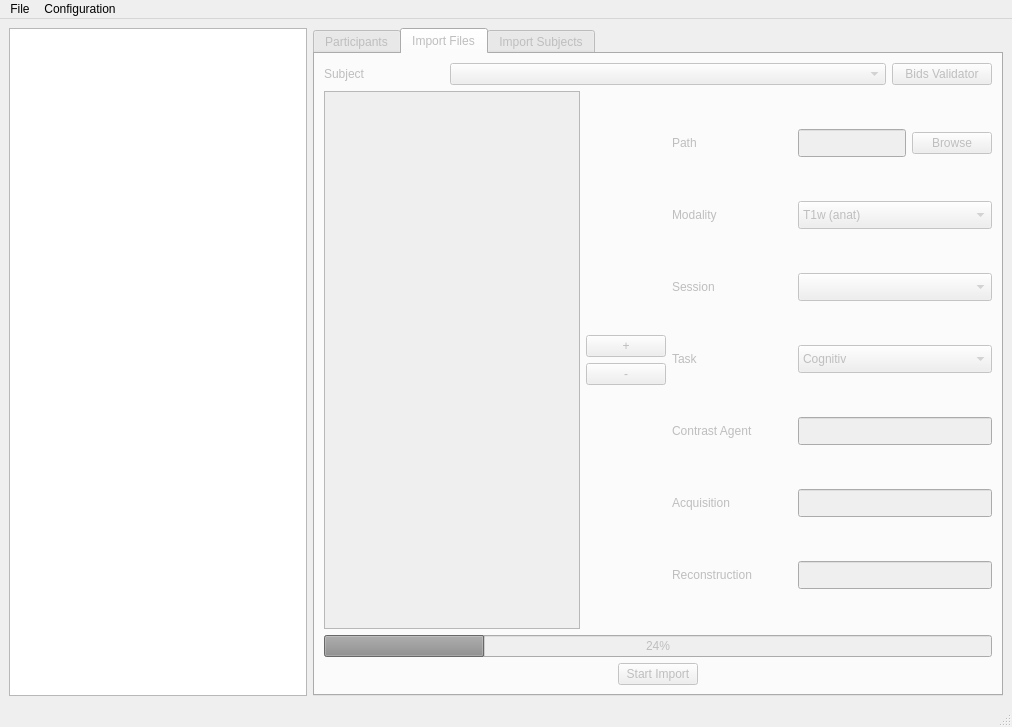
Old version of the form bidsificator/forms/MainWindow.ui in the repository HIP-infrastructure/Bidsificator.
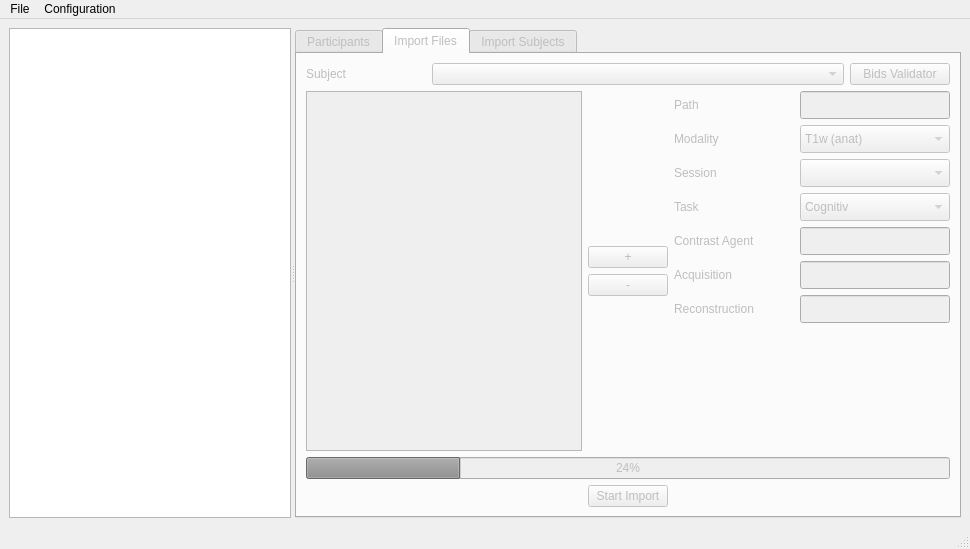
New version of the form. The open tabs and pages were chosen to show the change. Custom widgets are drawn as their Qt base class.

Commit message: Revamp Logic of single subject import file following UI changes

What changed in the file:
```diff
--- a/bidsificator/forms/MainWindow.ui
+++ b/bidsificator/forms/MainWindow.ui
@@ -6,16 +6,20 @@
    <rect>
     <x>0</x>
     <y>0</y>
-    <width>1012</width>
-    <height>727</height>
+    <width>970</width>
+    <height>549</height>
    </rect>
   </property>
   <property name="windowTitle">
    <string>Bidsificator</string>
   </property>
   <widget class="QWidget" name="centralwidget">
-   <layout class="QGridLayout" name="gridLayout_4">
-    <item row="0" column="0">
+   <layout class="QHBoxLayout" name="horizontalLayout_main">
+    <item>
+     <widget class="QSplitter" name="mainSplitter">
+      <property name="orientation">
+       <enum>Qt::Orientation::Horizontal</enum>
+      </property>
      <widget class="QTreeView" name="fileTreeView">
       <property name="minimumSize">
        <size>
@@ -30,8 +34,6 @@
        </size>
       </property>
      </widget>
-    </item>
-    <item row="0" column="1">
      <widget class="QTabWidget" name="tabWidget">
       <property name="enabled">
        <bool>false</bool>
@@ -264,25 +266,6 @@
                 </property>
                </widget>
               </item>
-              <item>
-               <widget class="QPushButton" name="BrowsePushButton">
-                <property name="minimumSize">
-                 <size>
-                  <width>0</width>
-                  <height>0</height>
-                 </size>
-                </property>
-                <property name="maximumSize">
-                 <size>
-                  <width>150</width>
-                  <height>16777215</height>
-                 </size>
-                </property>
-                <property name="text">
-                 <string>Browse</string>
-                </property>
-               </widget>
-              </item>
              </layout>
             </item>
             <item>
@@ -607,6 +590,19 @@
               </item>
              </layout>
             </item>
+             <item>
+              <spacer name="verticalSpacer_3">
+               <property name="orientation">
+                <enum>Qt::Orientation::Vertical</enum>
+               </property>
+               <property name="sizeHint" stdset="0">
+                <size>
+                 <width>20</width>
+                 <height>40</height>
+                </size>
+               </property>
+              </spacer>
+             </item>
            </layout>
           </item>
          </layout>
@@ -766,6 +762,7 @@
        </layout>
       </widget>
      </widget>
+     </widget>
     </item>
    </layout>
   </widget>
@@ -774,7 +771,7 @@
     <rect>
      <x>0</x>
      <y>0</y>
-     <width>1012</width>
+     <width>970</width>
      <height>37</height>
     </rect>
    </property>
```
Left out of the diff: 2 changed lines with no effect on the pictures. Lines whose indentation alone changed are shown as unchanged. The commit also changes 3 other files.
